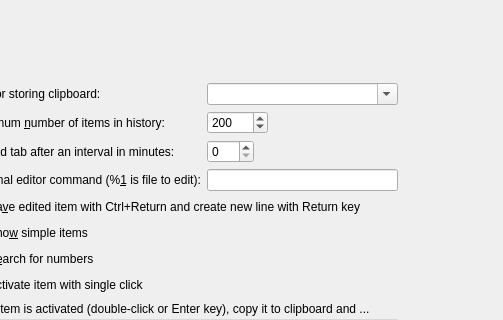
The window that src/ui/configtabhistory.ui (hluk/CopyQ) describes before a commit, drawn with Qt 5; both pictures show x 136 to 639 and y 0 to 320 of the 639 by 523 pixel window.
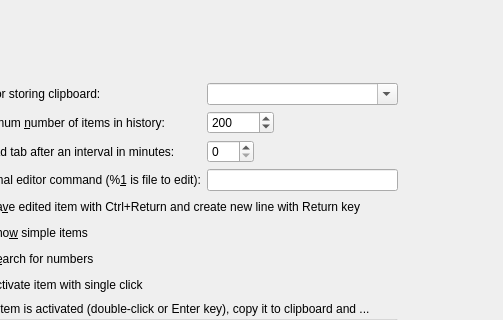
The same window after the commit.

```diff
--- a/src/ui/configtabhistory.ui
+++ b/src/ui/configtabhistory.ui
@@ -77,7 +77,7 @@
              <string>Maximum number of items in each tab</string>
             </property>
             <property name="maximum">
-             <number>10000</number>
+             <number>100000</number>
             </property>
             <property name="value">
              <number>200</number>
```
